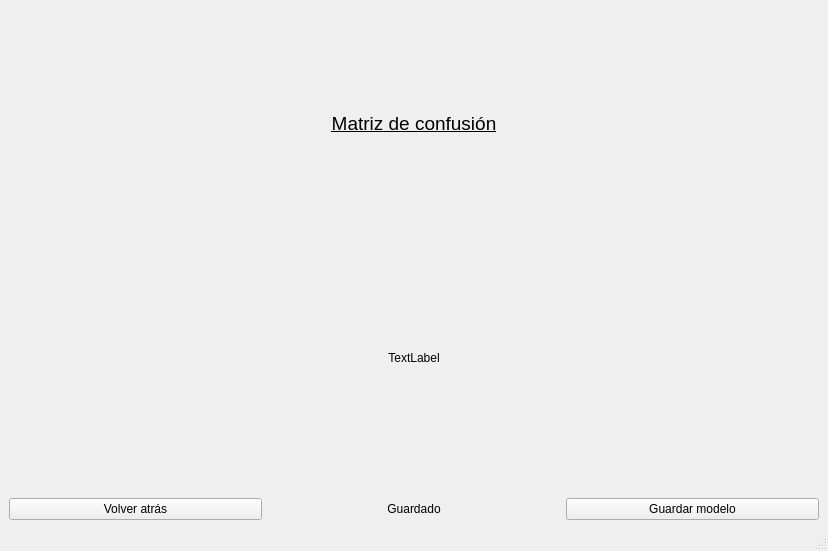
The window that Resources/UI/OutputWindowEntrenamientoWeb.ui (40CompilerErrors/Proyecto2) describes before a commit, drawn with Qt 5.
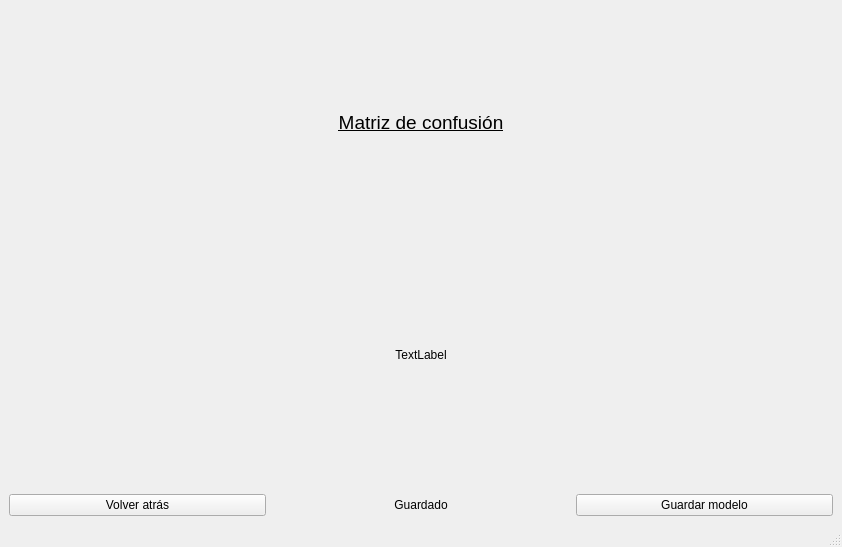
The same window after the commit.

Commit message: Cosas para que funcione el entrenamiento

The edit to the form file:
```diff
--- a/Resources/UI/OutputWindowEntrenamientoWeb.ui
+++ b/Resources/UI/OutputWindowEntrenamientoWeb.ui
@@ -6,8 +6,8 @@
    <rect>
     <x>0</x>
     <y>0</y>
-    <width>828</width>
-    <height>551</height>
+    <width>842</width>
+    <height>547</height>
    </rect>
   </property>
   <property name="windowTitle">
@@ -58,7 +58,7 @@
         <property name="sizeHint" stdset="0">
          <size>
           <width>20</width>
-          <height>20</height>
+          <height>10</height>
          </size>
         </property>
        </spacer>
@@ -66,6 +66,22 @@
       <item>
        <layout class="QVBoxLayout" name="lay_"/>
       </item>
+      <item>
+       <spacer name="verticalSpacer_2">
+        <property name="orientation">
+         <enum>Qt::Vertical</enum>
+        </property>
+        <property name="sizeType">
+         <enum>QSizePolicy::Minimum</enum>
+        </property>
+        <property name="sizeHint" stdset="0">
+         <size>
+          <width>20</width>
+          <height>10</height>
+         </size>
+        </property>
+       </spacer>
+      </item>
       <item>
        <layout class="QHBoxLayout" name="layout_GuardarModelo_">
         <item>
```
Left out of the diff: 2 changed lines with no effect on the pictures. The commit also changes 3 other files.
